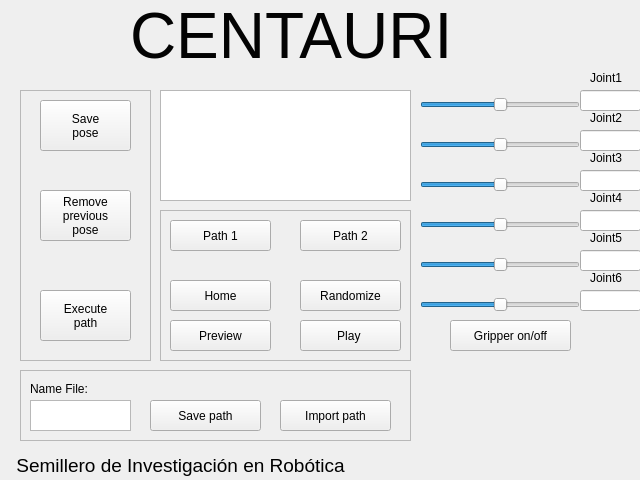
First picture: the form in rqt_mypkg/resource/MyPlugin.ui, repository andresaraque/centauri6dof, before the edit.
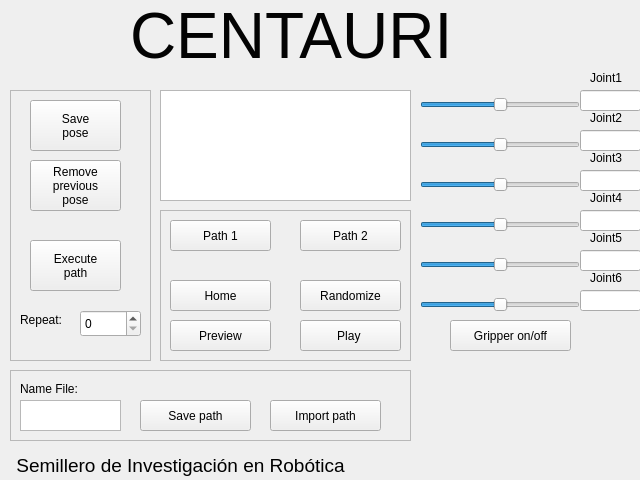
Second picture: the form after the edit. Icons and pictures are not drawn.

Commit message: my_module.py update for all computer users

```diff
--- a/rqt_mypkg/resource/MyPlugin.ui
+++ b/rqt_mypkg/resource/MyPlugin.ui
@@ -366,9 +366,9 @@
   <widget class="QFrame" name="frame">
    <property name="geometry">
     <rect>
-     <x>20</x>
+     <x>10</x>
      <y>90</y>
-     <width>131</width>
+     <width>141</width>
      <height>271</height>
     </rect>
    </property>
@@ -382,7 +382,7 @@
     <property name="geometry">
      <rect>
       <x>20</x>
-      <y>200</y>
+      <y>150</y>
       <width>91</width>
       <height>51</height>
      </rect>
@@ -391,18 +391,12 @@
      <string>Execute
 path</string>
     </property>
-   <property name="iconSize">
-    <size>
-     <width>16</width>
-     <height>16</height>
-    </size>
-   </property>
    </widget>
    <widget class="QPushButton" name="DeletePoseButton">
     <property name="geometry">
      <rect>
       <x>20</x>
-      <y>100</y>
+      <y>70</y>
       <width>91</width>
       <height>51</height>
      </rect>
@@ -412,12 +406,6 @@
 previous
 pose</string>
     </property>
-   <property name="iconSize">
-    <size>
-     <width>16</width>
-     <height>16</height>
-    </size>
-   </property>
    </widget>
    <widget class="QPushButton" name="SavePoseButton">
     <property name="geometry">
@@ -432,12 +420,29 @@
      <string>Save
 pose</string>
     </property>
-   <property name="iconSize">
-    <size>
-     <width>16</width>
-     <height>16</height>
-    </size>
-   </property>
+   </widget>
+   <widget class="QLabel" name="Repeat">
+    <property name="geometry">
+     <rect>
+      <x>10</x>
+      <y>220</y>
+      <width>61</width>
+      <height>20</height>
+     </rect>
+    </property>
+    <property name="text">
+     <string>Repeat:</string>
+    </property>
+   </widget>
+   <widget class="QSpinBox" name="spinBoxRepeat">
+    <property name="geometry">
+     <rect>
+      <x>70</x>
+      <y>220</y>
+      <width>61</width>
+      <height>27</height>
+     </rect>
+    </property>
    </widget>
   </widget>
   <widget class="QFrame" name="frame_2">
@@ -573,9 +578,9 @@
   <widget class="QFrame" name="frame_3">
    <property name="geometry">
     <rect>
-     <x>20</x>
+     <x>10</x>
      <y>370</y>
-     <width>391</width>
+     <width>401</width>
      <height>71</height>
     </rect>
    </property>
@@ -597,12 +602,6 @@
     <property name="text">
      <string>Save path</string>
     </property>
-   <property name="iconSize">
-    <size>
-     <width>16</width>
-     <height>16</height>
-    </size>
-   </property>
    </widget>
 x   <widget class="QTextEdit" name="NameFileTextEdit">
     <property name="geometry">
@@ -626,12 +625,6 @@
     <property name="text">
      <string>Import path</string>
     </property>
-   <property name="iconSize">
-    <size>
-     <width>16</width>
-     <height>16</height>
-    </size>
-   </property>
    </widget>
    <widget class="QLabel" name="labelNameFile">
     <property name="geometry">
```
Left out of the diff: 44 changed lines with no effect on the pictures. The commit also changes 2 other files.
